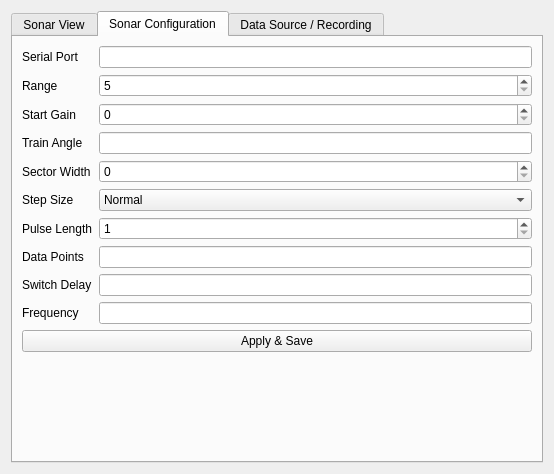
Old version of the form Hanse/Module_ScanningSonar/scanningsonar_form.ui in the repository iti-luebeck/HANSE2011.
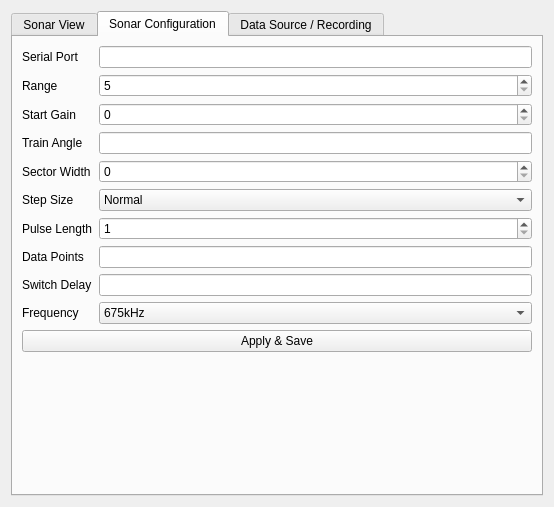
New version of the form. The open tabs and pages were chosen to show the change. Custom widgets are drawn as their Qt base class.

The edit to the form file:
```diff
--- a/Hanse/Module_ScanningSonar/scanningsonar_form.ui
+++ b/Hanse/Module_ScanningSonar/scanningsonar_form.ui
@@ -7,7 +7,7 @@
     <x>0</x>
     <y>0</y>
     <width>554</width>
-    <height>450</height>
+    <height>507</height>
    </rect>
   </property>
   <property name="windowTitle">
@@ -229,10 +229,7 @@
          </property>
         </widget>
        </item>
-       <item row="16" column="1">
-        <widget class="QLineEdit" name="frequency"/>
-       </item>
-       <item row="17" column="0" colspan="2">
+       <item row="18" column="0" colspan="2">
         <widget class="QPushButton" name="save">
          <property name="text">
           <string>Apply &amp;&amp; Save</string>
@@ -256,6 +253,20 @@
          </item>
         </widget>
        </item>
+       <item row="16" column="1">
+        <widget class="QComboBox" name="frequency">
+         <item>
+          <property name="text">
+           <string>675kHz</string>
+          </property>
+         </item>
+         <item>
+          <property name="text">
+           <string>850kHz</string>
+          </property>
+         </item>
+        </widget>
+       </item>
       </layout>
      </widget>
      <widget class="QWidget" name="tab_4">
```
Left out of the diff: 2 changed lines with no effect on the pictures.
